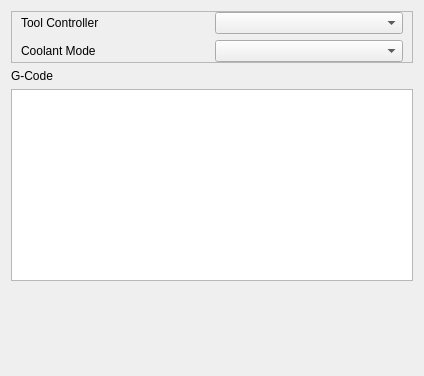
Before: the Qt Designer form src/Mod/CAM/Gui/Resources/panels/PageOpCustomEdit.ui in southseact-3d/fcd, drawn with Qt 5.
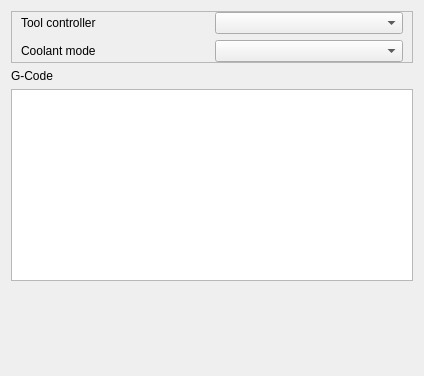
After: the same form once the commit is applied.

```diff
--- a/src/Mod/CAM/Gui/Resources/panels/PageOpCustomEdit.ui
+++ b/src/Mod/CAM/Gui/Resources/panels/PageOpCustomEdit.ui
@@ -32,7 +32,7 @@
       <item row="0" column="0">
        <widget class="QLabel" name="label">
         <property name="text">
-         <string>Tool Controller</string>
+         <string>Tool controller</string>
         </property>
        </widget>
       </item>
@@ -46,7 +46,7 @@
       <item row="1" column="0">
        <widget class="QLabel" name="label_3">
         <property name="text">
-         <string>Coolant Mode</string>
+         <string>Coolant mode</string>
         </property>
        </widget>
       </item>
```
Left out of the diff: 2 changed lines with no effect on the pictures.
